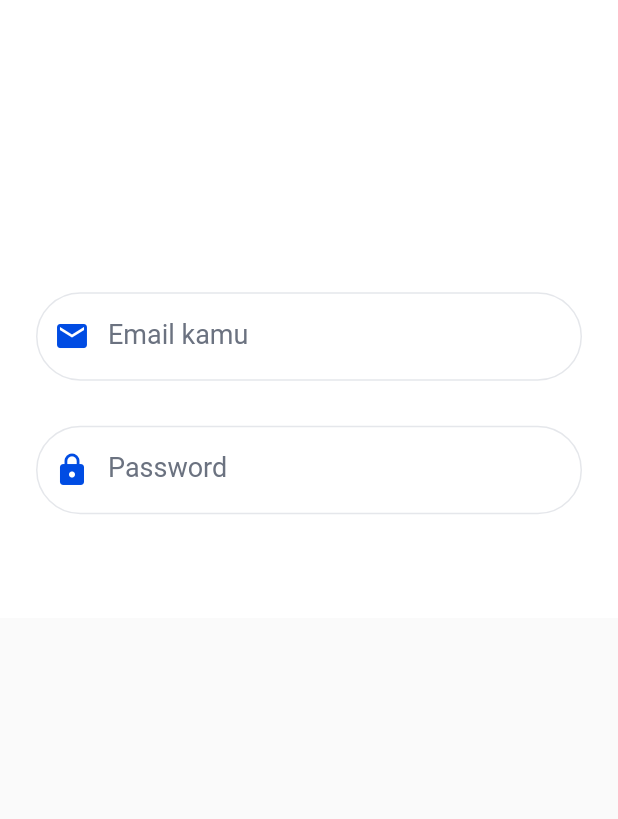
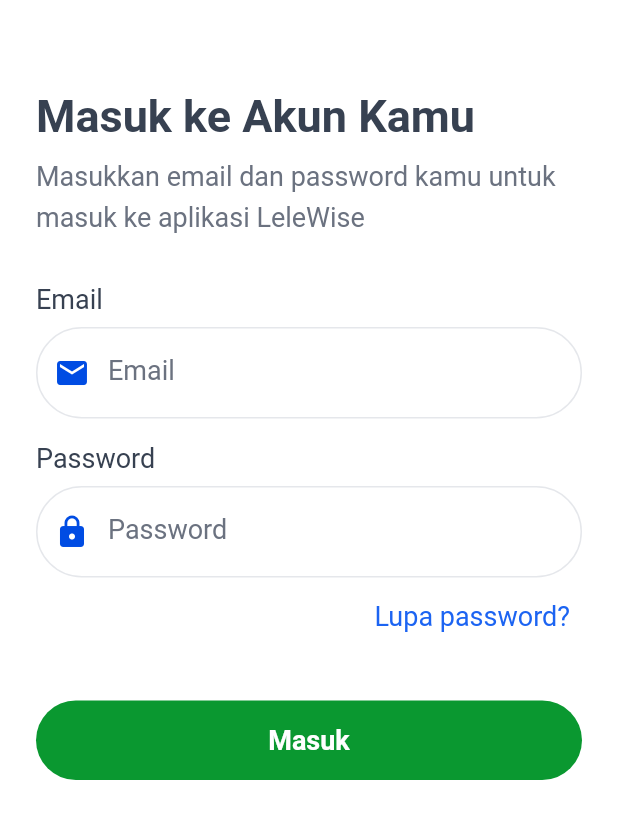
Before and after one commit to fikrilal/LeleWise-Mobile-Apps, a Flutter app: the screen it shows after launch, on a phone screen of 412 x 824 dp. Shown: the top 819 px of the screen. Run offline on Flutter 3.47's test engine with Material 2 defaults, Android fonts, the phone set to English and light mode, and no system bars; our stand-ins replace flutter_svg; Roboto replaces fonts that are missing (SFDisplay, Satoshi).

Commit message:
view - login page

```diff
--- a/lib/view/component/reusableTextField.dart
+++ b/lib/view/component/reusableTextField.dart
@@ -9,9 +9,15 @@ TextField reusableTextField(String text, IconData iconData, bool isPasswordType,
     enableSuggestions: !isPasswordType,
     autocorrect: !isPasswordType,
     cursorColor: const Color(0xff0A9830),
+    style: const TextStyle(
+      fontFamily: 'Satoshi',
+      fontWeight: FontWeight.w400,
+      fontSize: 18,
+      color: Color(0xFF374151), // Warna teks dalam TextField
+    ),
     decoration: InputDecoration(
-      contentPadding:
-          EdgeInsets.only(top: 20.0, right: 12.0, bottom: 20.0, left: 30.0),
+      contentPadding: const EdgeInsets.only(
+          top: 20.0, right: 12.0, bottom: 20.0, left: 30.0),
       enabledBorder: OutlineInputBorder(
         borderRadius: BorderRadius.circular(60),
         borderSide: const BorderSide(
@@ -49,3 +55,31 @@ TextField reusableTextField(String text, IconData iconData, bool isPasswordType,
         : TextInputType.emailAddress,
   );
 }
+
+Widget reusableButton({
+  required String text,
+  required VoidCallback onPressed,
+}) {
+  return ElevatedButton(
+    onPressed: onPressed,
+    style: ElevatedButton.styleFrom(
+      primary: const Color(0xff0A9830), // Warna latar belakang tombol
+      shape: RoundedRectangleBorder(
+        borderRadius: BorderRadius.circular(60),
+      ),
+      minimumSize: Size(double.infinity, 0), // Lebar mengikuti parent
+      padding: EdgeInsets.symmetric(
+          vertical: 16), // Padding atas dan bawah sebesar 16
+      elevation: 0, // Menghilangkan shadow
+    ),
+    child: Text(
+      text,
+      style: const TextStyle(
+        color: Colors.white,
+        fontSize: 18,
+        fontFamily: 'Satoshi',
+        fontWeight: FontWeight.w600, // Warna teks pada tombol
+      ),
+    ),
+  );
+}
--- a/lib/view/page/auth/login_page.dart
+++ b/lib/view/page/auth/login_page.dart
@@ -2,7 +2,7 @@ import 'package:flutter/material.dart';
 import 'package:lelewise_mobile_apps/view/component/reusableTextField.dart';
 
 class LoginPage extends StatefulWidget {
-  const LoginPage({super.key});
+  const LoginPage({Key? key});
 
   @override
   State<LoginPage> createState() => _LoginPageState();
@@ -17,24 +17,83 @@ class _LoginPageState extends State<LoginPage> {
     return Scaffold(
       body: Container(
         width: MediaQuery.of(context).size.width,
-        height: MediaQuery.of(context).size.width,
+        height: MediaQuery.of(context).size.height,
         decoration: const BoxDecoration(color: Colors.white),
         child: SingleChildScrollView(
           child: Padding(
-            padding: EdgeInsets.fromLTRB(
-                24, MediaQuery.of(context).size.height * 0.2, 24, 0),
+            padding: const EdgeInsets.fromLTRB(24, 60, 24, 24),
             child: Column(
+              crossAxisAlignment: CrossAxisAlignment.start,
               children: <Widget>[
+                const Text(
+                  "Masuk ke Akun Kamu",
+                  style: TextStyle(
+                    fontFamily: 'SFDisplay',
+                    fontSize: 30,
+                    color: Color(0xff374151),
+                    fontWeight: FontWeight.bold,
+                  ),
+                ),
                 const SizedBox(
-                  height: 30,
+                  height: 8,
                 ),
-                reusableTextField(
-                    "Email kamu", Icons.email, false, _emailTextController),
+                const Text(
+                  "Masukkan email dan password kamu untuk masuk ke aplikasi LeleWise",
+                  style: TextStyle(
+                    fontFamily: 'Satoshi',
+                    fontWeight: FontWeight.w400,
+                    height: 1.5,
+                    fontSize: 18,
+                    color: Color(0xff6B7280),
+                  ),
+                ),
                 const SizedBox(
-                  height: 30,
+                  height: 32,
                 ),
-                reusableTextField(
-                    "Password", Icons.lock, true, _passwordTextController),
+                buildTextFieldWithLabel(
+                  label: "Email",
+                  icon: Icons.email,
+                  isPassword: false,
+                  controller: _emailTextController,
+                ),
+                const SizedBox(
+                  height: 16,
+                ),
+                buildTextFieldWithLabel(
+                  label: "Password",
+                  icon: Icons.lock,
+                  isPassword: true,
+                  controller: _passwordTextController,
+                ),
+                const SizedBox(
+                  height: 2,
+                ),
+                Align(
+                  alignment: Alignment.bottomRight,
+                  child: TextButton(
+                    onPressed: () {
+                      // Tambahkan fungsi yang ingin dijalankan saat tombol ditekan
+                    },
+                    child: const Text(
+                      "Lupa password?",
+                      style: TextStyle(
+                        fontFamily: 'Satoshi',
+                        fontWeight: FontWeight.w400,
+                        fontSize: 18,
+                        color: Color(0xFF1C64F2),
+                      ),
+                    ),
+                  ),
+                ),
+                const SizedBox(
+                  height: 32,
+                ),
+                reusableButton(
+                  text: "Masuk",
+                  onPressed: () {
+                    // Tambahkan fungsi yang ingin dijalankan saat tombol ditekan
+                  },
+                ),
               ],
             ),
           ),
@@ -42,4 +101,28 @@ class _LoginPageState extends State<LoginPage> {
       ),
     );
   }
+
+  Widget buildTextFieldWithLabel({
+    required String label,
+    required IconData icon,
+    required bool isPassword,
+    required TextEditingController controller,
+  }) {
+    return Column(
+      crossAxisAlignment: CrossAxisAlignment.start,
+      children: [
+        Text(
+          label,
+          style: const TextStyle(
+            fontFamily: 'Satoshi',
+            fontWeight: FontWeight.w400,
+            fontSize: 18,
+            color: Color(0xff374151),
+          ),
+        ),
+        const SizedBox(height: 8),
+        reusableTextField(label, icon, isPassword, controller),
+      ],
+    );
+  }
 }
--- a/pubspec.yaml
+++ b/pubspec.yaml
@@ -35,3 +35,7 @@ fonts:
         - asset: lib/res/font/Satoshi-BoldItalic.otf
         - asset: lib/res/font/Satoshi-Bold.otf
         - asset: lib/res/font/Satoshi-Black.otf
+
+    - family: SFDisplay
+      fonts:
+        - asset: lib/res/font/SF-Pro-Display-Bold.otf
```
Also changed, not shown: lib/res/font/SF-Pro-Display-Bold.otf (added).
